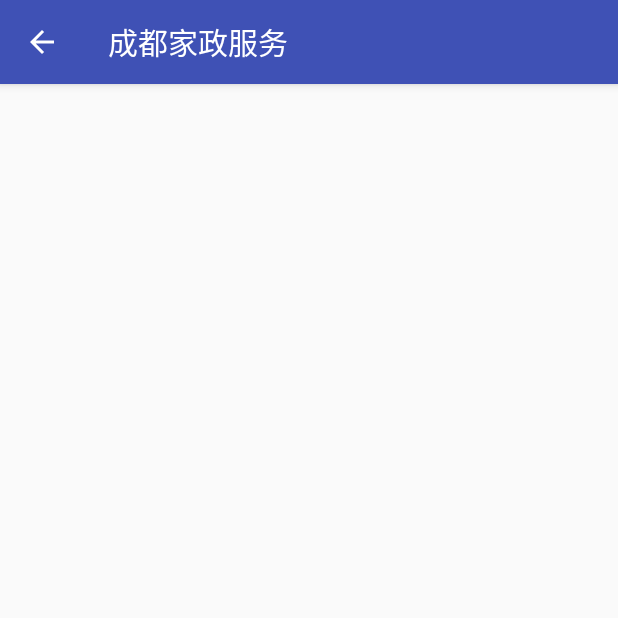
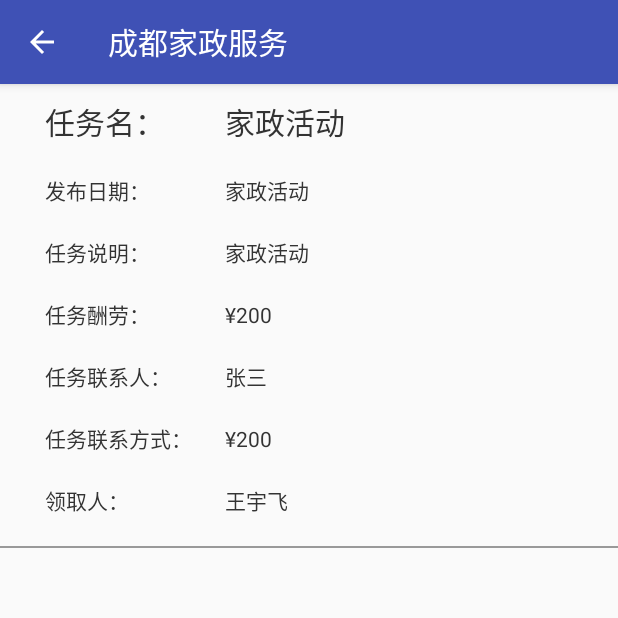
Before and after one commit to RoyYi1995/Housekeeping, an Android app: the TaskActivity screen opened directly, with no data from a screen before it, on a phone screen of 412 x 824 dp, the top half of it. Run offline under Robolectric (Android 15) with nearby library versions, the phone set to English and light mode, and no system bars.

Commit message:
1.修改详情界面

```diff
--- a/app/src/main/res/layout/activity_task.xml
+++ b/app/src/main/res/layout/activity_task.xml
@@ -1,9 +1,150 @@
 <?xml version="1.0" encoding="utf-8"?>
-<android.support.constraint.ConstraintLayout xmlns:android="http://schemas.android.com/apk/res/android"
+<ScrollView xmlns:android="http://schemas.android.com/apk/res/android"
     xmlns:app="http://schemas.android.com/apk/res-auto"
     xmlns:tools="http://schemas.android.com/tools"
     android:layout_width="match_parent"
     android:layout_height="match_parent"
     tools:context="com.jack.housekeeping.activity.TaskActivity">
 
-</android.support.constraint.ConstraintLayout>
+    <LinearLayout
+        android:layout_width="match_parent"
+        android:layout_height="wrap_content"
+        android:orientation="vertical">
+
+        <LinearLayout
+            android:layout_width="match_parent"
+            android:layout_height="wrap_content"
+            android:layout_marginTop="10dp"
+            android:orientation="horizontal">
+
+            <TextView
+                android:id="@+id/task_name_tv"
+                android:layout_width="120dp"
+                android:layout_height="wrap_content"
+                android:layout_marginLeft="30dp"
+                android:text="任务名："
+                android:textColor="#333"
+                android:textSize="20sp" />
+
+            <EditText
+                android:layout_width="200dp"
+                android:layout_height="wrap_content"
+                android:background="@null"
+                android:text="家政活动"
+                android:textColor="#333"
+                android:textSize="20sp" />
+        </LinearLayout>
+
+        <LinearLayout
+
+            android:layout_width="match_parent"
+            android:layout_height="wrap_content"
+            android:layout_marginTop="20dp"
+            android:orientation="horizontal">
+
+            <TextView
+                android:id="@+id/task_time_tv"
+                style="@style/task_name_tv"
+                android:text="发布日期：" />
+
+            <EditText
+                style="@style/task_value_et"
+                android:layout_width="200dp"
+                android:layout_height="wrap_content"
+                android:text="家政活动" />
+        </LinearLayout>
+
+        <LinearLayout
+            android:layout_width="match_parent"
+            android:layout_height="wrap_content"
+            android:layout_marginTop="20dp"
+            android:orientation="horizontal">
+
+            <TextView
+                android:id="@+id/task_info_tv"
+                style="@style/task_name_tv"
+                android:text="任务说明：" />
+
+            <EditText
+                style="@style/task_value_et"
+                android:layout_width="200dp"
+                android:layout_height="wrap_content"
+                android:text="家政活动" />
+        </LinearLayout>
+        <LinearLayout
+            android:layout_width="match_parent"
+            android:layout_height="wrap_content"
+            android:layout_marginTop="20dp"
+            android:orientation="horizontal">
+
+            <TextView
+                android:id="@+id/task_money_tv"
+                style="@style/task_name_tv"
+                android:text="任务酬劳：" />
+
+            <EditText
+                style="@style/task_value_et"
+                android:layout_width="200dp"
+                android:layout_height="wrap_content"
+                android:text="¥200" />
+        </LinearLayout>
+        <LinearLayout
+            android:layout_width="match_parent"
+            android:layout_height="wrap_content"
+            android:layout_marginTop="20dp"
+            android:orientation="horizontal">
+
+            <TextView
+                android:id="@+id/task_people_tv"
+                style="@style/task_name_tv"
+                android:text="任务联系人：" />
+
+            <EditText
+                style="@style/task_value_et"
+                android:layout_width="200dp"
+                android:layout_height="wrap_content"
+                android:text="张三" />
+        </LinearLayout>
+        <LinearLayout
+            android:layout_width="match_parent"
+            android:layout_height="wrap_content"
+            android:layout_marginTop="20dp"
+            android:orientation="horizontal">
+
+            <TextView
+                android:id="@+id/task_people_phone_tv"
+                style="@style/task_name_tv"
+                android:text="任务联系方式：" />
+
+            <EditText
+                style="@style/task_value_et"
+                android:layout_width="200dp"
+                android:layout_height="wrap_content"
+                android:text="¥200" />
+        </LinearLayout>
+        <LinearLayout
+            android:layout_width="match_parent"
+            android:layout_height="wrap_content"
+            android:layout_marginTop="20dp"
+            android:orientation="horizontal">
+
+            <TextView
+                android:id="@+id/task_get_people_tv"
+                style="@style/task_name_tv"
+                android:text="领取人：" />
+
+            <EditText
+                style="@style/task_value_et"
+                android:layout_width="200dp"
+                android:layout_height="wrap_content"
+                android:text="王宇飞" />
+        </LinearLayout>
+        <LinearLayout
+            android:layout_marginTop="20dp"
+            android:layout_width="match_parent"
+            android:layout_height="1dp"
+            android:background="#999">
+        </LinearLayout>
+
+    </LinearLayout>
+</ScrollView>
--- a/app/src/main/res/values/styles.xml
+++ b/app/src/main/res/values/styles.xml
@@ -16,5 +16,16 @@
     <style name="AppTheme.AppBarOverlay" parent="ThemeOverlay.AppCompat.Dark.ActionBar" />
 
     <style name="AppTheme.PopupOverlay" parent="ThemeOverlay.AppCompat.Light" />
-
+    <style name="task_name_tv">
+        <item name="android:textColor">#333</item>
+        <item name="android:layout_width">120dp</item>
+        <item name="android:layout_height">wrap_content</item>
+        <item name="android:layout_marginLeft">30dp</item>
+        <item name="android:textSize">14sp</item>
+    </style>
+    <style name="task_value_et">
+        <item name="android:textSize">14sp</item>
+        <item name="android:textColor">#333</item>
+        <item name="android:background">@null</item>
+    </style>
 </resources>
```
